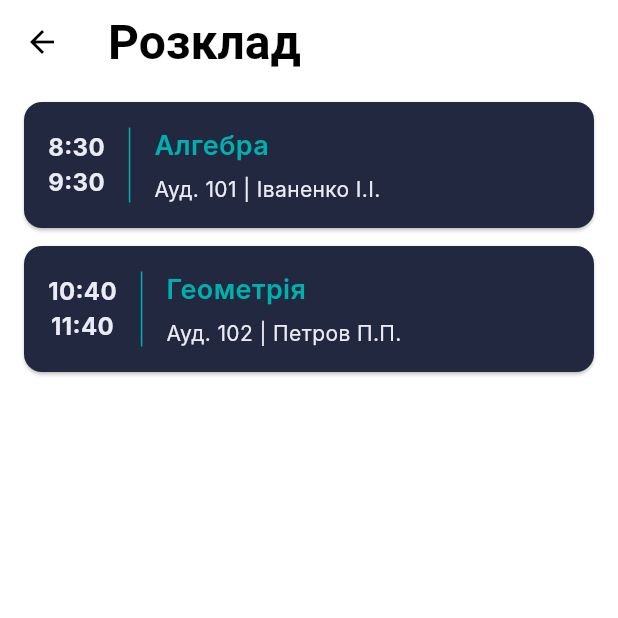
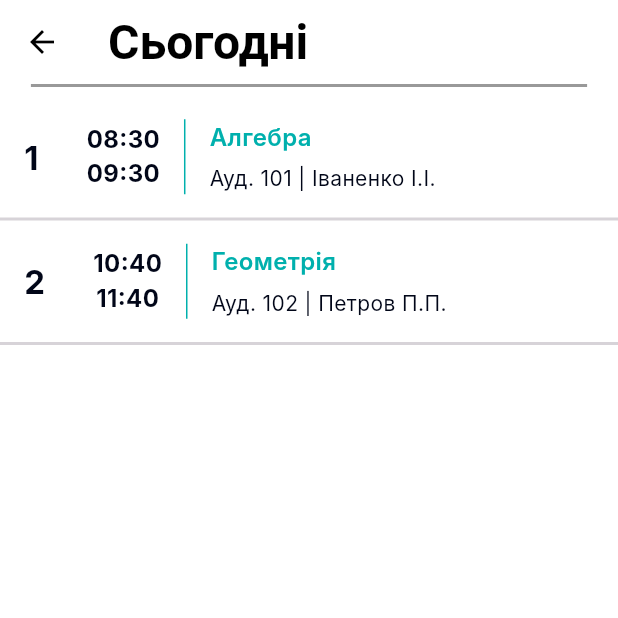
Before and after one commit to cvvalone/schedule, a Flutter app: the ScheduleMainScreen screen opened directly, on a phone screen of 412 x 824 dp, the top half of it. Run offline on Flutter 3.47's test engine with Material 3 defaults, Android fonts, the phone set to English and light mode, and no system bars; our stand-ins replace bloc, cloud_firestore, firebase_auth, firebase_core, flutter_bloc, flutter_svg and 4 more; accounts and stored records are empty; Roboto replaces fonts that are missing (Inter).

```diff
--- a/lib/src/data/repos/schedule/schedule_repository.dart
+++ b/lib/src/data/repos/schedule/schedule_repository.dart
@@ -13,7 +13,7 @@ class ScheduleRepository {
           ScheduleLesson(
             subject: "Математика",
             teacher: "Іваненко І.І.",
-            timeStart: "9:40",
+            timeStart: "09:40",
             timeEnd: "10:40",
             audithory: "101",
           ),
@@ -39,7 +39,7 @@ class ScheduleRepository {
           ScheduleLesson(
             subject: "Інформатика",
             teacher: "Коваленко К.К.",
-            timeStart: "9:40",
+            timeStart: "09:40",
             timeEnd: "10:40",
             audithory: "202",
           ),
@@ -51,8 +51,8 @@ class ScheduleRepository {
           ScheduleLesson(
             subject: "Англійська мова",
             teacher: "Бондаренко Б.Б.",
-            timeStart: "8:00",
-            timeEnd: "9:40",
+            timeStart: "08:00",
+            timeEnd: "09:40",
             audithory: "301",
           ),
           ScheduleLesson(
@@ -70,7 +70,7 @@ class ScheduleRepository {
           ScheduleLesson(
             subject: "Географія",
             teacher: "Дмитренко Д.Д.",
-            timeStart: "9:40",
+            timeStart: "09:40",
             timeEnd: "10:40",
             audithory: "401",
           ),
@@ -89,8 +89,8 @@ class ScheduleRepository {
           ScheduleLesson(
             subject: "Історія",
             teacher: "Євтушенко Є.Є.",
-            timeStart: "8:30",
-            timeEnd: "9:30",
+            timeStart: "08:30",
+            timeEnd: "09:30",
             audithory: "501",
           ),
           ScheduleLesson(
@@ -114,8 +114,8 @@ class ScheduleRepository {
         ScheduleLesson(
           subject: "Алгебра",
           teacher: "Іваненко І.І.",
-          timeStart: "8:30",
-          timeEnd: "9:30",
+          timeStart: "08:30",
+          timeEnd: "09:30",
           audithory: "101",
         ),
         ScheduleLesson(
@@ -133,7 +133,7 @@ class ScheduleRepository {
         ScheduleLesson(
           subject: "Фізика",
           teacher: "Сидоренко С.С.",
-          timeStart: "9:40",
+          timeStart: "09:40",
           timeEnd: "10:40",
           audithory: "201",
         ),
@@ -152,7 +152,7 @@ class ScheduleRepository {
         ScheduleLesson(
           subject: "Інформатика",
           teacher: "Бондаренко Б.Б.",
-          timeStart: "9:00",
+          timeStart: "09:00",
           timeEnd: "10:00",
           audithory: "301",
         ),
@@ -171,8 +171,8 @@ class ScheduleRepository {
         ScheduleLesson(
           subject: "Англійська мова",
           teacher: "Дмитренко Д.Д.",
-          timeStart: "8:30",
-          timeEnd: "9:30",
+          timeStart: "08:30",
+          timeEnd: "09:30",
           audithory: "401",
         ),
         ScheduleLesson(
--- a/lib/src/features/app/auth_wrapper.dart
+++ b/lib/src/features/app/auth_wrapper.dart
@@ -20,7 +20,7 @@ class AuthWrapper extends StatelessWidget {
           return Center(
             child: ElevatedButton(
                 onPressed: () {
-                  Navigator.pushReplacementNamed(context, '/login');
+                  Navigator.pushReplacementNamed(context, '/home');
 
                 },
                 child: Text('Login')),
--- a/lib/src/features/schedule/view/schedule_card.dart
+++ b/lib/src/features/schedule/view/schedule_card.dart
@@ -1,5 +1,5 @@
 import 'dart:ui';
-
+import 'package:gap/gap.dart';
 import 'package:flutter/material.dart';
 import 'package:schedule/src/utils/constants/colors.dart';
 import 'package:schedule/src/utils/constants/sizes.dart';
@@ -10,6 +10,7 @@ class ScheduleCard extends StatefulWidget {
   final String timeEnd;
   final String room;
   final String teacher;
+  final int index;
 
   const ScheduleCard({
     required this.subject,
@@ -17,6 +18,7 @@ class ScheduleCard extends StatefulWidget {
     required this.timeEnd,
     required this.room,
     required this.teacher,
+    required this.index,
     Key? key,
   }) : super(key: key);
 
@@ -40,14 +42,24 @@ class _ScheduleCardState extends State<ScheduleCard> {
 
   @override
   Widget build(BuildContext context) {
-    return Card(
-      color: ScheduleColors.tBgColor,
-      margin: const EdgeInsets.symmetric(vertical: 6, horizontal: 16),
-      shape: RoundedRectangleBorder(
-        borderRadius: BorderRadius.circular(12),
+    return Row(
+      children: [
+        Padding(
+          padding: const EdgeInsets.all(16),
+          child: Column(
+            mainAxisAlignment: MainAxisAlignment.center,
+            children: [
+              Text(
+                '${widget.index + 1}',
+                style: TextStyle(
+                  fontSize: 22,
+                  fontWeight: FontWeight.bold,
+                  color: ScheduleColors.bTextColor,
                 ),
-      child: Row(
-        children: [
+              ),
+            ],
+          ),
+        ),
         // Час
         Padding(
           padding: const EdgeInsets.all(16),
@@ -59,7 +71,7 @@ class _ScheduleCardState extends State<ScheduleCard> {
                 style: TextStyle(
                   fontSize: 16,
                   fontWeight: FontWeight.bold,
-                    color: ScheduleColors.gTextColor,
+                  color: ScheduleColors.bTextColor,
                 ),
               ),
               Text(
@@ -67,7 +79,7 @@ class _ScheduleCardState extends State<ScheduleCard> {
                 style: TextStyle(
                   fontSize: 16,
                   fontWeight: FontWeight.bold,
-                    color: ScheduleColors.gTextColor,
+                  color: ScheduleColors.bTextColor,
                 ),
               ),
             ],
@@ -89,25 +101,25 @@ class _ScheduleCardState extends State<ScheduleCard> {
                 Text(
                   widget.subject,
                   style: TextStyle(
-                      fontSize: 18,
+                    fontSize: 16,
                     fontWeight: FontWeight.w600,
                     color: ScheduleColors.gSucColor,
                   ),
                 ),
-                  const SizedBox(height: ScheduleSizes.spaceBetweenItems),
+                const Gap(ScheduleSizes.spaceBetweenItems),
                 Row(
                   children: [
                     Text(
                       'Ауд. ${widget.room}',
                       style: TextStyle(
-                          color: ScheduleColors.gTextColor,
+                        color: ScheduleColors.bTextColor,
                         fontSize: 14,
                       ),
                     ),
                     Text(
                       ' | ${widget.teacher}',
                       style: TextStyle(
-                          color: ScheduleColors.gTextColor,
+                        color: ScheduleColors.bTextColor,
                         fontSize: 14,
                       ),
                     ),
@@ -118,7 +130,6 @@ class _ScheduleCardState extends State<ScheduleCard> {
           ),
         ),
       ],
-      ),
     );
   }
 }
--- a/lib/src/features/schedule/view/schedule_screen.dart
+++ b/lib/src/features/schedule/view/schedule_screen.dart
@@ -2,6 +2,7 @@ import 'package:flutter/material.dart';
 import 'package:flutter_bloc/flutter_bloc.dart';
 import 'package:schedule/src/features/schedule/bloc/schedule_bloc.dart';
 import 'package:schedule/src/features/schedule/view/schedule_card.dart';
+import 'package:schedule/src/utils/constants/colors.dart';
 import 'package:schedule/src/utils/constants/sizes.dart';
 import 'package:schedule/src/utils/formatters/date_helper.dart';
 
@@ -17,10 +18,19 @@ class _ScheduleMainScreenState extends State<ScheduleMainScreen> {
 
   @override
   Widget build(BuildContext context) {
+    final width = MediaQuery.of(context).size.width;
+    final calcWidth = width - width * 0.1;
     return Scaffold(
         appBar: AppBar(
           backgroundColor: Colors.transparent,
-          title: Text('Розклад'),
+          title: Text('Сьогодні'),
+          bottom: PreferredSize(
+              preferredSize: Size.fromHeight(2),
+              child: Container(
+                height: 2,
+                color: ScheduleColors.greyColor,
+                width: calcWidth,
+              )),
         ),
         body: BlocConsumer<ScheduleBloc, ScheduleState>(
           listener: (context, state) {
@@ -44,12 +54,18 @@ class _ScheduleMainScreenState extends State<ScheduleMainScreen> {
                 itemCount: schedule.days[0].lessons.length,
                 itemBuilder: (context, index) {
                   final item = schedule.days[0].lessons[index];
-                  return ScheduleCard(
-                    room: item.audithory,
-                    timeStart: item.timeStart,
-                    timeEnd: item.timeEnd,
-                    subject: item.subject,
-                    teacher: item.teacher,
+                  return Column(
+                    children: [
+                      ScheduleCard(
+                        room: item.audithory,
+                        timeStart: item.timeStart,
+                        timeEnd: item.timeEnd,
+                        subject: item.subject,
+                        teacher: item.teacher,
+                        index: index,
+                      ),
+                      Divider(color: ScheduleColors.lightGreyColor, thickness: 2, height: 2,)
+                    ],
                   );
                 },
               );
--- a/lib/src/utils/constants/colors.dart
+++ b/lib/src/utils/constants/colors.dart
@@ -15,6 +15,9 @@ class ScheduleColors{
 
   static const Color fLoginGradientColor = Color.fromRGBO(36, 64, 111, 0.4);
   static const Color sLoginGradientColor = Color.fromRGBO(69, 123, 213, 0.4);
+
+  static const Color greyColor = Color(0xFF999999);
+  static const Color lightGreyColor = Color(0xFFD7D3D8);
 
 
   // Text colors
```
Lines whose indentation alone changed are shown as unchanged.
